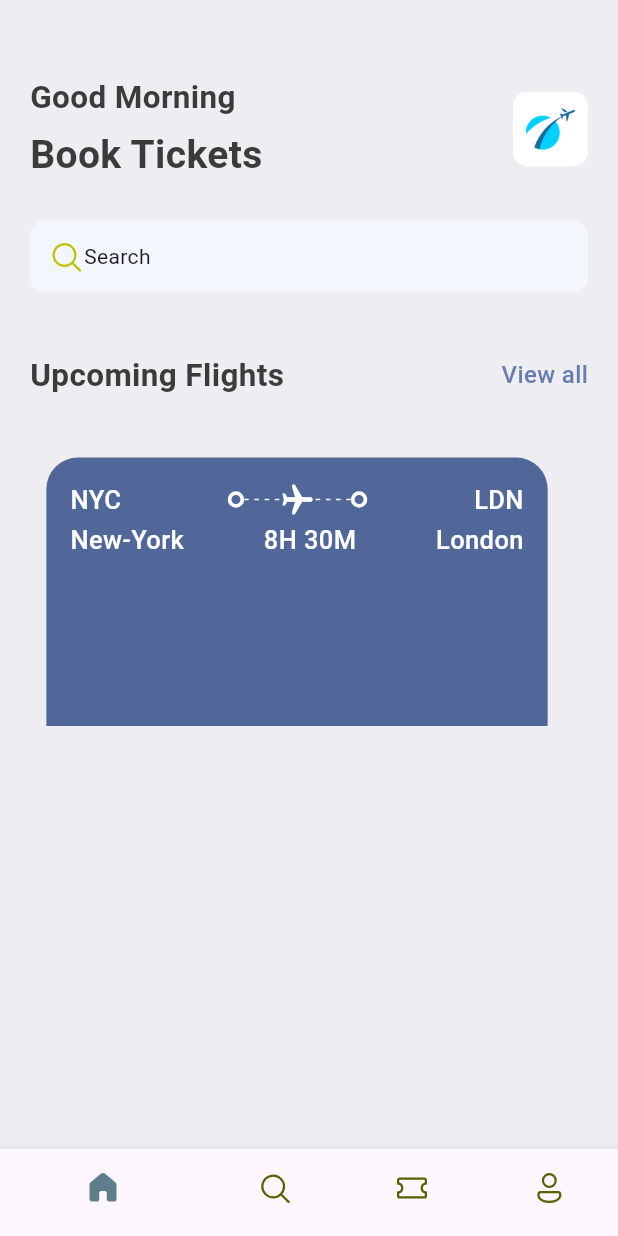
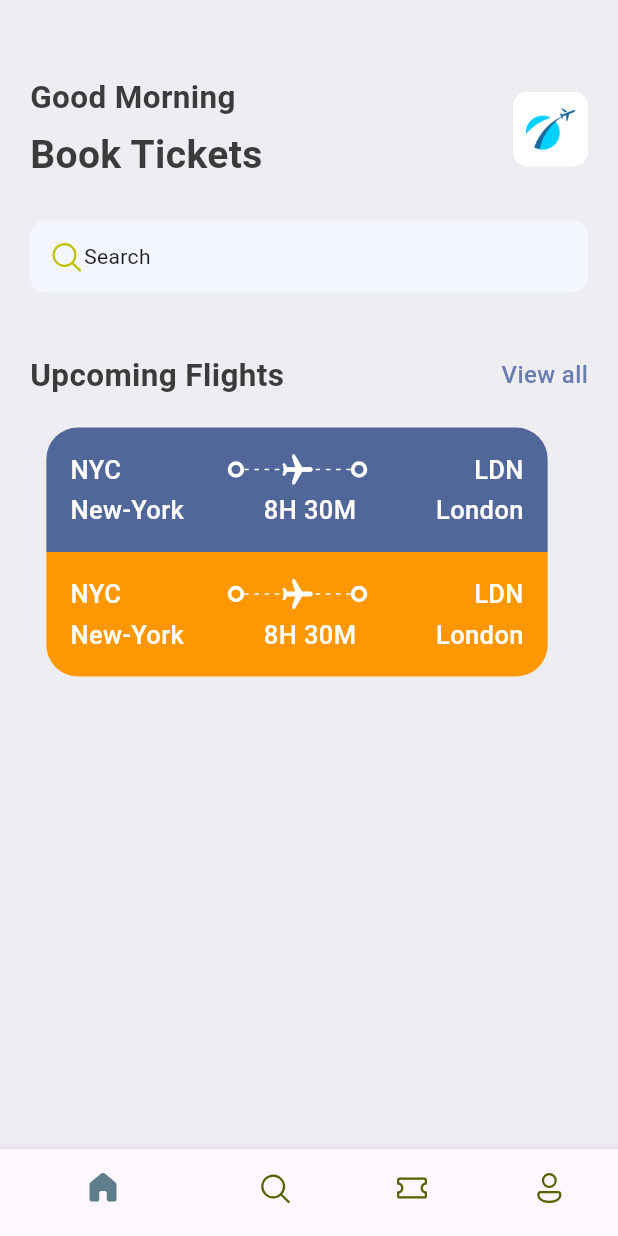
Before and after one commit to DeneshA/ticket_app, a Flutter app: the screen it shows after launch, on a phone screen of 412 x 824 dp. Run offline on Flutter 3.47's test engine with Material 3 defaults, Android fonts, the phone set to English and light mode, and no system bars; our stand-ins replace fluentui_icons.

Commit message:
ticket bottom designed

```diff
--- a/lib/base/widgets/app_layoutbuilder_widget.dart
+++ b/lib/base/widgets/app_layoutbuilder_widget.dart
@@ -1,4 +1,3 @@
-import 'package:flutter/cupertino.dart';
 import 'package:flutter/material.dart';
 
 class AppLayoutbuilderWidget extends StatelessWidget {
--- a/lib/base/widgets/big_dot.dart
+++ b/lib/base/widgets/big_dot.dart
@@ -1,4 +1,3 @@
-import 'package:flutter/cupertino.dart';
 import 'package:flutter/material.dart';
 
 class BigDot extends StatelessWidget {
@@ -7,7 +6,7 @@ class BigDot extends StatelessWidget {
   @override
   Widget build(BuildContext context) {
     return Container(
-        padding:EdgeInsets.all(3) ,
+        padding:const EdgeInsets.all(3) ,
         decoration: BoxDecoration(
           border: Border.all(width: 2.5, color: Colors.white),
           borderRadius: BorderRadius.circular(20)
--- a/lib/base/widgets/ticket_view.dart
+++ b/lib/base/widgets/ticket_view.dart
@@ -1,4 +1,3 @@
-import 'package:flutter/cupertino.dart';
 import 'package:flutter/material.dart';
 import 'package:ticket_app/base/res/style/app_styles.dart';
 import 'package:ticket_app/base/widgets/app_layoutbuilder_widget.dart';
@@ -17,14 +16,18 @@ class TicketView extends StatelessWidget {
       height: 179,
       child: Container(
         margin: const EdgeInsets.only(right: 16),
-        padding: EdgeInsets.all(16),
+        child: Column(
+          children: [
+            Container(
+
+              padding: const EdgeInsets.all(16),
               decoration: BoxDecoration(
                   color: AppStyles.ticketBlue,
-            borderRadius: BorderRadius.only(
+                  borderRadius: const BorderRadius.only(
                       topLeft: Radius.circular(21), topRight: Radius.circular(21))),
               child: Column(
                 children: [
-            //Show departure and destionation with icon first line
+                  //Show departure and destination with icon first line
                   Row(
                     // mainAxisAlignment: MainAxisAlignment.spaceBetween,
                     children: [
@@ -83,6 +86,77 @@ class TicketView extends StatelessWidget {
                 ],
               ),
             ),
+            Container(
+
+              padding: const EdgeInsets.all(16),
+              decoration: BoxDecoration(
+                  color: Colors.orange,
+                  borderRadius: const BorderRadius.only(
+                      bottomLeft: Radius.circular(21), bottomRight: Radius.circular(21))),
+              child: Column(
+                children: [
+                  //Show departure and destination with icon first line
+                  Row(
+                    // mainAxisAlignment: MainAxisAlignment.spaceBetween,
+                    children: [
+                      Text(
+                        "NYC",
+                        style: AppStyles.headLineStyle3.copyWith(color: Colors.white),
+                      ),
+                      Expanded(child: Container()),
+                      const BigDot(),
+                      //Stack  widget uses for over lapping items
+                      Expanded(
+                          child: Stack(children: [
+                            //LayoutBuilder() - to get the width / available space between 2 widgets
+                            //Flex() - leave space between 2 widget / '--'
+                            //List.generate() - generate No. of widget/ '-'
+                            //SizeBox() - either use sizedBox or Container to display widget/'-'
+                            const SizedBox(
+                                height: 24,
+                                child: AppLayoutbuilderWidget(
+                                  randomDivider: 6,
+                                )),
+                            Center(
+                              child: Transform.rotate(
+                                  angle: 1.57,
+                                  child:  const Icon(
+                                    Icons.local_airport_rounded,color:Colors.white,
+                                  )),)
+                          ])),
+                      const BigDot(),
+                      Expanded(child: Container()),
+                      Text(
+                        "LDN",
+                        style: AppStyles.headLineStyle3.copyWith(color: Colors.white),
+                      )
+                    ],
+                  ),
+                  const SizedBox(height: 3),
+                  //Show departure and destination names with time
+                  Row(
+                    // mainAxisAlignment: MainAxisAlignment.spaceBetween,
+                    children: [
+                      Text(
+                        "New-York",
+                        style: AppStyles.headLineStyle3.copyWith(color: Colors.white),
+                      ),
+                      Expanded(child: Container()),
+                      Text("8H 30M",
+                        style: AppStyles.headLineStyle3.copyWith(color: Colors.white),),
+                      Expanded(child: Container()),
+                      Text(
+                        "London",
+                        style: AppStyles.headLineStyle3.copyWith(color: Colors.white),
+                      )
+                    ],
+                  )
+                ],
+              ),
+            )
+          ],
+        ),
+      ),
     );
   }
 }
--- a/lib/screens/home_screen.dart
+++ b/lib/screens/home_screen.dart
@@ -61,7 +61,7 @@ class HomeScreen extends StatelessWidget {
                 const SizedBox(height: 40),
                 const AppDoubleText(
                     bigText: 'Upcoming Flights', smallText: 'View all'),
-                const SizedBox(height: 40),
+                const SizedBox(height: 20),
                 const TicketView()
               ],
             ),
--- a/lib/test_classes.dart
+++ b/lib/test_classes.dart
@@ -44,7 +44,7 @@ class Car extends Vehicle{ //Inheritant
 class Plane extends Vehicle{
   Plane(super.wheels);
 
-  void PlaneType(){
+  void planeType(){
     print("Boing");
   }
 
```
Lines whose indentation alone changed are shown as unchanged.
